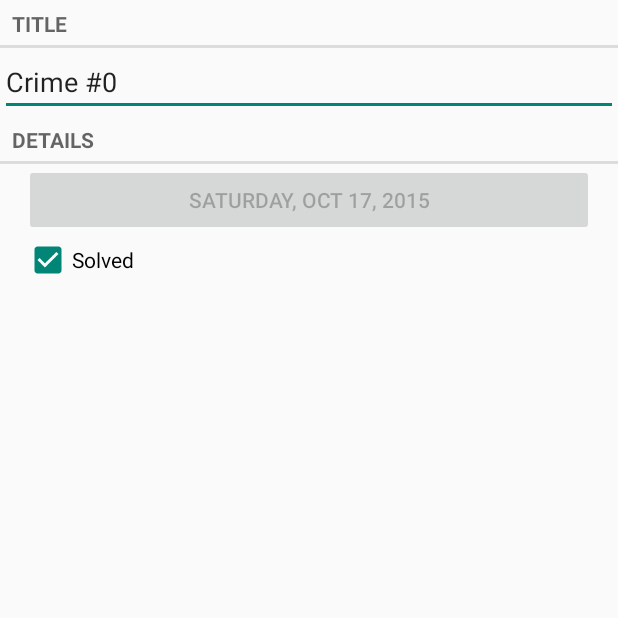
After one commit to amensiko/CriminalIntent, an Android app: the CrimePagerActivity screen opened directly, with no data from a screen before it, on a phone screen of 412 x 824 dp, the top half of it. The commit adds this screen. Run offline under Robolectric (Android 15) with nearby library versions, the phone set to English and light mode, and no system bars.

Commit message:
Chapter 11 completed: Using ViewPager

```diff
--- a/app/src/main/AndroidManifest.xml
+++ b/app/src/main/AndroidManifest.xml
@@ -16,7 +16,7 @@
             </intent-filter>
         </activity>
         <activity
-            android:name=".CrimeActivity"
+            android:name=".CrimePagerActivity"
             android:label="@string/app_name" >
         </activity>
     </application>
--- a/app/src/main/java/com/bignerdranch/android/criminalintent/CrimeListFragment.java
+++ b/app/src/main/java/com/bignerdranch/android/criminalintent/CrimeListFragment.java
@@ -92,7 +92,7 @@ public class CrimeListFragment extends Fragment {
 
         @Override
         public void onClick(View v) {
-            Intent intent = CrimeActivity.newIntent(getActivity(), mCrime.getId());
+            Intent intent = CrimePagerActivity.newIntent(getActivity(), mCrime.getId());
             startActivity(intent);
             mChangedPosition = mLocation;
         }
--- /dev/null
+++ b/app/src/main/java/com/bignerdranch/android/criminalintent/CrimePagerActivity.java
@@ -0,0 +1,63 @@
+package com.bignerdranch.android.criminalintent;
+
+import android.support.v4.app.FragmentManager;
+import android.content.Context;
+import android.content.Intent;
+import android.os.Bundle;
+import android.support.v4.app.Fragment;
+import android.support.v4.app.FragmentActivity;
+import android.support.v4.app.FragmentStatePagerAdapter;
+import android.support.v4.view.ViewPager;
+
+import java.util.List;
+import java.util.UUID;
+
+/**
+ * Created by anastasia on 15/10/15.
+ */
+public class CrimePagerActivity extends FragmentActivity {
+
+    private static final String EXTRA_CRIME_ID = "com.bignerdranch.android.criminalintent.crime_id";
+
+    private ViewPager mViewPager;
+    private List<Crime> mCrimes;
+
+    public static Intent newIntent(Context packageContext, UUID crimeId) {
+        Intent intent = new Intent(packageContext, CrimePagerActivity.class);
+        intent.putExtra(EXTRA_CRIME_ID, crimeId);
+        return intent;
+    }
+
+    @Override
+    protected void onCreate(Bundle savedInstanceState) {
+        super.onCreate(savedInstanceState);
+        setContentView(R.layout.activity_crime_pager);
+
+        UUID crimeId = (UUID) getIntent().getSerializableExtra(EXTRA_CRIME_ID);
+
+        mViewPager = (ViewPager) findViewById(R.id.activity_crime_pager_view_pager);
+
+        mCrimes = CrimeLab.get(this).getCrimes();
+        FragmentManager fragmentManager = getSupportFragmentManager();
+        mViewPager.setAdapter(new FragmentStatePagerAdapter(fragmentManager) {
+            @Override
+            public Fragment getItem(int position) {
+                Crime crime = mCrimes.get(position);
+                return CrimeFragment.newInstance(crime.getId());
+            }
+
+            @Override
+            public int getCount() {
+                return mCrimes.size();
+            }
+        });
+
+        for (int i = 0; i < mCrimes.size(); i++) {
+            if (mCrimes.get(i).getId().equals(crimeId)) {
+                mViewPager.setCurrentItem(i);
+                break;
+            }
+        }
+
+    }
+}
--- /dev/null
+++ b/app/src/main/res/layout/activity_crime_pager.xml
@@ -0,0 +1,8 @@
+<?xml version="1.0" encoding="utf-8"?>
+<android.support.v4.view.ViewPager
+    xmlns:android="http://schemas.android.com/apk/res/android"
+    android:id="@+id/activity_crime_pager_view_pager"
+    android:layout_width="match_parent"
+    android:layout_height="match_parent">
+
+</android.support.v4.view.ViewPager>
```
